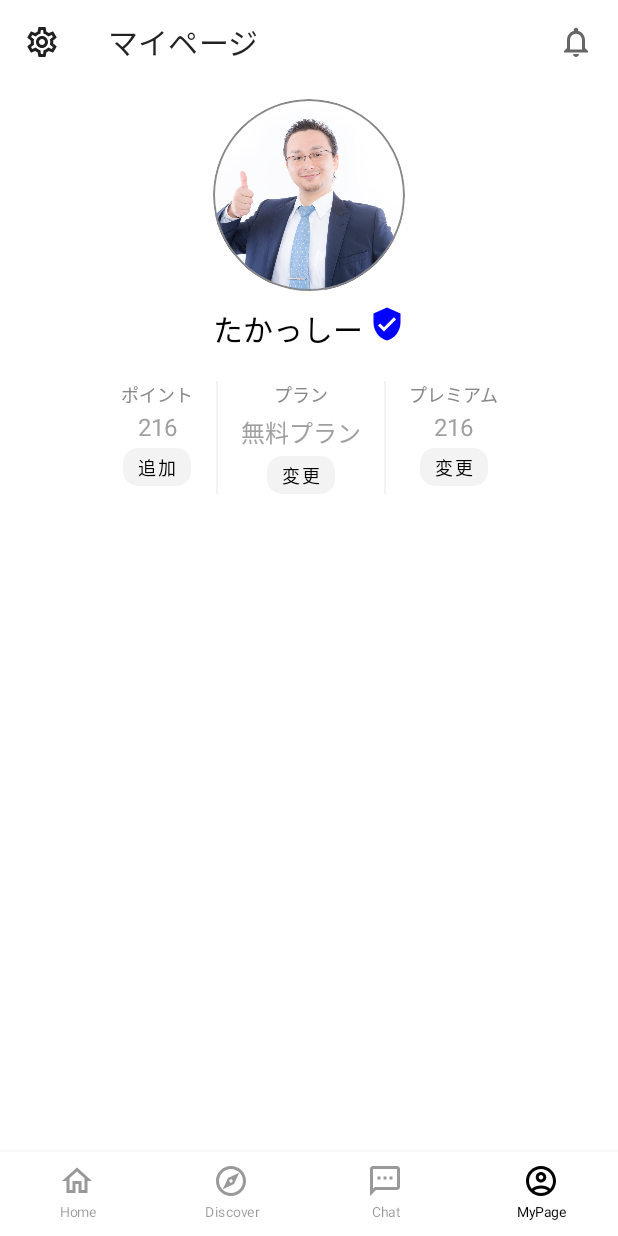
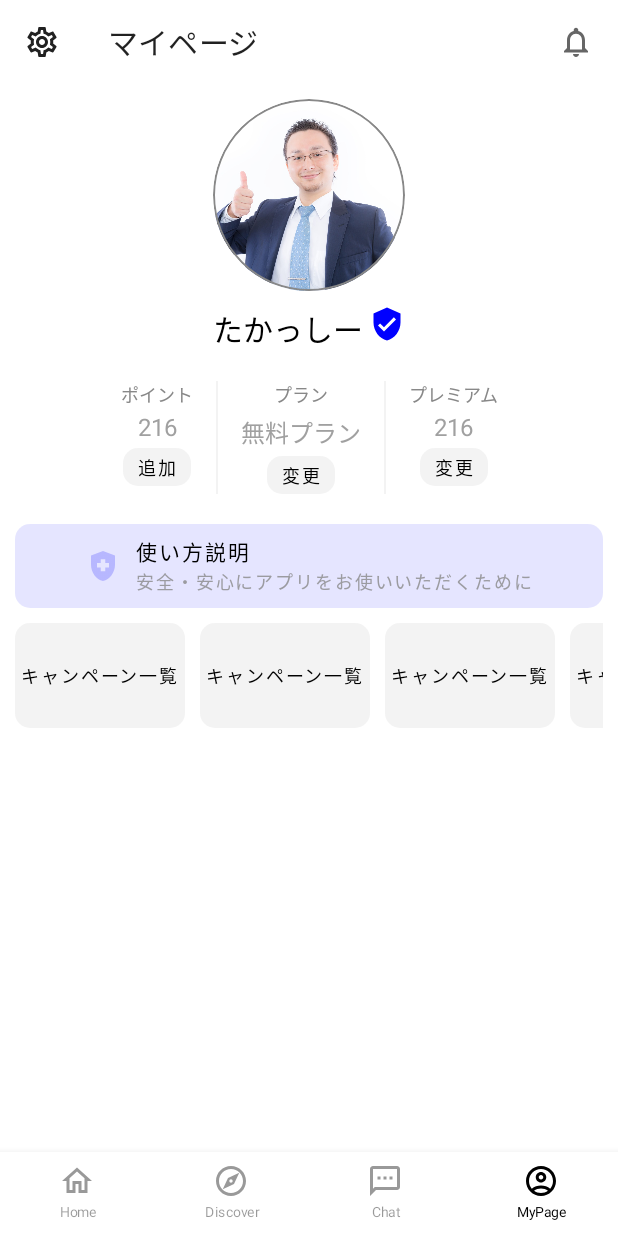
Before and after one commit to takasshii/matching-like-ui, an Android app built with Jetpack Compose: the MyPage screen opened through its navigation route, on a phone screen of 412 x 824 dp. Run offline under Robolectric (Android 15) with nearby library versions, the phone set to English and light mode, and no system bars.

Commit message:
[add] 各種ボタンを追加

```diff
--- a/app/src/main/java/com/example/matchinglikeui/ui/myPage/MyPageScreen.kt
+++ b/app/src/main/java/com/example/matchinglikeui/ui/myPage/MyPageScreen.kt
@@ -1,9 +1,8 @@
 package com.example.matchinglikeui.ui.myPage
 
-import androidx.compose.foundation.Canvas
-import androidx.compose.foundation.Image
-import androidx.compose.foundation.border
+import androidx.compose.foundation.*
 import androidx.compose.foundation.layout.*
+import androidx.compose.foundation.lazy.LazyRow
 import androidx.compose.foundation.shape.CircleShape
 import androidx.compose.foundation.shape.RoundedCornerShape
 import androidx.compose.material.ButtonDefaults
@@ -23,11 +22,16 @@ import androidx.compose.ui.tooling.preview.Preview
 import androidx.compose.ui.unit.dp
 import androidx.compose.ui.unit.sp
 import com.example.matchinglikeui.R
+import org.intellij.lang.annotations.JdkConstants
 
 @Preview
 @Composable
 fun MyPage() {
-    Column(modifier = Modifier.fillMaxSize()) {
+    val columnState = rememberScrollState()
+    val rowState = rememberScrollState()
+    Column(modifier = Modifier
+        .fillMaxSize()
+        .verticalScroll(columnState)) {
         Spacer(modifier = Modifier.height(10.dp))
         Image(
             painter = painterResource(id = R.drawable.sample_people),
@@ -84,17 +88,43 @@ fun MyPage() {
                 .height(20.dp)
                 .fillMaxWidth()
         )
+        BigButton(title = "使い方説明", "安全・安心にアプリをお使いいただくために")
+        Spacer(modifier = Modifier.height(10.dp))
+        Row(modifier = Modifier
+            .padding(horizontal = 10.dp)
+            .horizontalScroll(rowState)) {
+            MiddleButton(title = "キャンペーン一覧")
+            Spacer(modifier = Modifier.size(10.dp))
+            MiddleButton(title = "キャンペーン一覧")
+            Spacer(modifier = Modifier.size(10.dp))
+            MiddleButton(title = "キャンペーン一覧")
+            Spacer(modifier = Modifier.size(10.dp))
+            MiddleButton(title = "キャンペーン一覧")
+        }
     }
 }
 
 @Composable
 fun TextWithIcon(name: String, batch: Boolean) {
     Row(modifier = Modifier.fillMaxWidth(), horizontalArrangement = Arrangement.Center) {
-        Text(text = name, fontSize = 20.sp, modifier = Modifier.padding(end = 4.dp), color = Color.Black)
-        if(batch) {
-            Image(painter = painterResource(R.drawable.ic_baseline_verified_user_24), contentDescription = "承認済みユーザーです", colorFilter = ColorFilter.tint(Color.Blue))
+        Text(
+            text = name,
+            fontSize = 20.sp,
+            modifier = Modifier.padding(end = 4.dp),
+            color = Color.Black
+        )
+        if (batch) {
+            Image(
+                painter = painterResource(R.drawable.ic_baseline_verified_user_24),
+                contentDescription = "承認済みユーザーです",
+                colorFilter = ColorFilter.tint(Color.Blue)
+            )
         } else {
-            Image(painter = painterResource(R.drawable.ic_baseline_privacy_tip_24), contentDescription = "本人確認が必要です", colorFilter = ColorFilter.tint(Color.Blue))
+            Image(
+                painter = painterResource(R.drawable.ic_baseline_privacy_tip_24),
+                contentDescription = "本人確認が必要です",
+                colorFilter = ColorFilter.tint(Color.Blue)
+            )
         }
     }
 }
@@ -119,3 +149,45 @@ fun StatusButton(title: String, status: String, buttonTitle: String, modifier: M
         }
     }
 }
+
+@Composable
+fun BigButton(title: String, description: String) {
+    TextButton(
+        onClick = { /*TODO*/ },
+        colors = ButtonDefaults.textButtonColors(backgroundColor = Color.Blue.copy(0.1f)),
+        shape = RoundedCornerShape(10.dp),
+        modifier = Modifier
+            .fillMaxWidth()
+            .padding(horizontal = 10.dp)
+    ) {
+        Row(modifier = Modifier.height(IntrinsicSize.Min)) {
+            Image(
+                painter = painterResource(R.drawable.ic_baseline_health_and_safety_24),
+                contentDescription = null,
+                colorFilter = ColorFilter.tint(Color.Blue.copy(0.2f)),
+                modifier = Modifier.fillMaxHeight()
+            )
+            Spacer(modifier = Modifier.size(10.dp))
+            Column() {
+                Text(text = title, color = Color.Black, fontSize = 14.sp)
+                Text(text = description, color = Color.Gray.copy(0.8f), fontSize = 12.sp)
+            }
+        }
+    }
+}
+
+@Composable
+fun MiddleButton(title: String) {
+    TextButton(
+        onClick = { /*TODO*/ },
+        colors = ButtonDefaults.textButtonColors(backgroundColor = Color.Gray.copy(0.1f)),
+        shape = RoundedCornerShape(10.dp),
+        contentPadding = PaddingValues(4.dp),
+        modifier = Modifier
+            .height(70.dp)
+    ) {
+        Column() {
+            Text(text = title, color = Color.Black, fontSize = 12.sp)
+        }
+    }
+}
--- /dev/null
+++ b/app/src/main/res/drawable/ic_baseline_health_and_safety_24.xml
@@ -0,0 +1,5 @@
+<vector android:height="24dp" android:tint="#000000"
+    android:viewportHeight="24" android:viewportWidth="24"
+    android:width="24dp" xmlns:android="http://schemas.android.com/apk/res/android">
+    <path android:fillColor="@android:color/white" android:pathData="M10.5,13H8v-3h2.5V7.5h3V10H16v3h-2.5v2.5h-3V13zM12,2L4,5v6.09c0,5.05 3.41,9.76 8,10.91c4.59,-1.15 8,-5.86 8,-10.91V5L12,2z"/>
+</vector>
```
